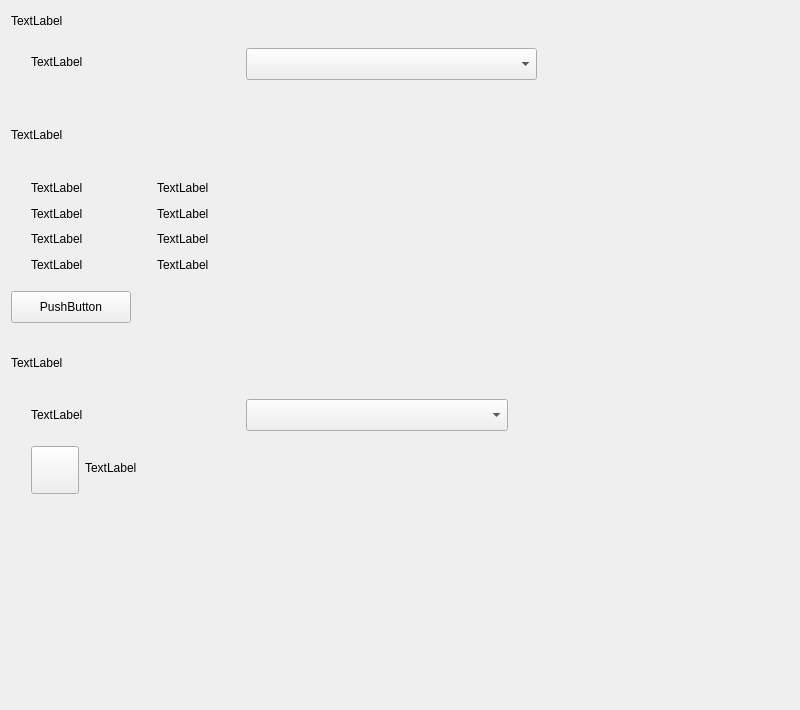
Before: the Qt Designer form plugins/time-language/area/area.ui in ukui/ukui-control-center, drawn with Qt 5.
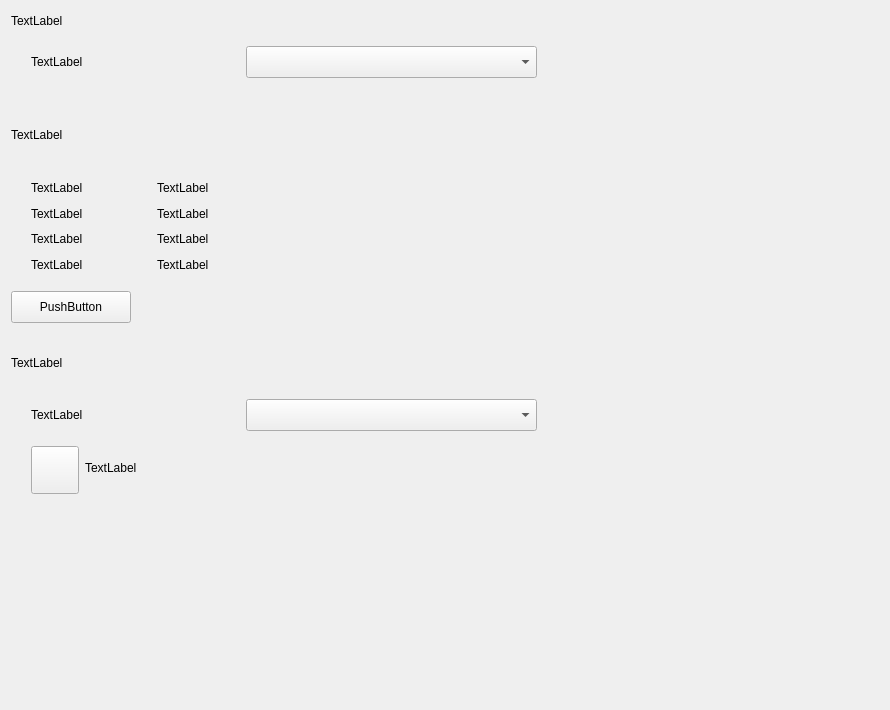
After: the same form once the commit is applied.

Commit message: adjust full screen layout and sidebar

The edit to the form file:
```diff
--- a/plugins/time-language/area/area.ui
+++ b/plugins/time-language/area/area.ui
@@ -6,7 +6,7 @@
    <rect>
     <x>0</x>
     <y>0</y>
-    <width>800</width>
+    <width>890</width>
     <height>710</height>
    </rect>
   </property>
@@ -66,25 +66,43 @@
     </layout>
    </item>
    <item>
-    <layout class="QHBoxLayout" name="horizontalLayout">
-     <property name="leftMargin">
-      <number>0</number>
-     </property>
-     <item>
       <widget class="QWidget" name="showformwidget" native="true">
+     <property name="sizePolicy">
+      <sizepolicy hsizetype="Minimum" vsizetype="Preferred">
+       <horstretch>0</horstretch>
+       <verstretch>0</verstretch>
+      </sizepolicy>
+     </property>
        <property name="minimumSize">
         <size>
-         <width>551</width>
+       <width>550</width>
          <height>50</height>
         </size>
        </property>
        <property name="maximumSize">
         <size>
-         <width>16777215</width>
+       <width>960</width>
          <height>50</height>
         </size>
        </property>
        <layout class="QHBoxLayout" name="horizontalLayout_2">
+      <property name="spacing">
+       <number>0</number>
+      </property>
+      <property name="leftMargin">
+       <number>0</number>
+      </property>
+      <property name="topMargin">
+       <number>0</number>
+      </property>
+      <property name="rightMargin">
+       <number>0</number>
+      </property>
+      <property name="bottomMargin">
+       <number>0</number>
+      </property>
+      <item>
+       <layout class="QHBoxLayout" name="horizontalLayout_5">
         <property name="leftMargin">
          <number>20</number>
         </property>
@@ -109,6 +127,12 @@
         </item>
         <item>
          <widget class="QComboBox" name="countrycomboBox">
+          <property name="sizePolicy">
+           <sizepolicy hsizetype="Minimum" vsizetype="Fixed">
+            <horstretch>0</horstretch>
+            <verstretch>0</verstretch>
+           </sizepolicy>
+          </property>
           <property name="minimumSize">
            <size>
             <width>291</width>
@@ -124,22 +148,22 @@
          </widget>
         </item>
         <item>
-         <spacer name="horizontalSpacer_8">
+         <spacer name="horizontalSpacer_3">
           <property name="orientation">
            <enum>Qt::Horizontal</enum>
           </property>
           <property name="sizeHint" stdset="0">
            <size>
-            <width>40</width>
-            <height>20</height>
+            <width>248</width>
+            <height>47</height>
            </size>
           </property>
          </spacer>
         </item>
        </layout>
-      </widget>
-     </item>
-    </layout>
+      </item>
+     </layout>
+    </widget>
    </item>
    <item>
     <layout class="QHBoxLayout" name="horizontalLayout_3">
@@ -190,13 +214,13 @@
     <widget class="QWidget" name="formwidget" native="true">
      <property name="minimumSize">
       <size>
-       <width>551</width>
+       <width>550</width>
        <height>118</height>
       </size>
      </property>
      <property name="maximumSize">
       <size>
-       <width>16777215</width>
+       <width>960</width>
        <height>118</height>
       </size>
      </property>
@@ -429,7 +453,7 @@
        </property>
        <property name="maximumSize">
         <size>
-         <width>16777215</width>
+         <width>960</width>
          <height>50</height>
         </size>
        </property>
@@ -472,7 +496,7 @@
           </property>
           <property name="minimumSize">
            <size>
-            <width>262</width>
+            <width>291</width>
             <height>32</height>
            </size>
           </property>
@@ -510,7 +534,7 @@
        </property>
        <property name="maximumSize">
         <size>
-         <width>16777215</width>
+         <width>960</width>
          <height>50</height>
         </size>
        </property>
```
Lines whose indentation alone changed are shown as unchanged. The commit also changes 20 other files.
